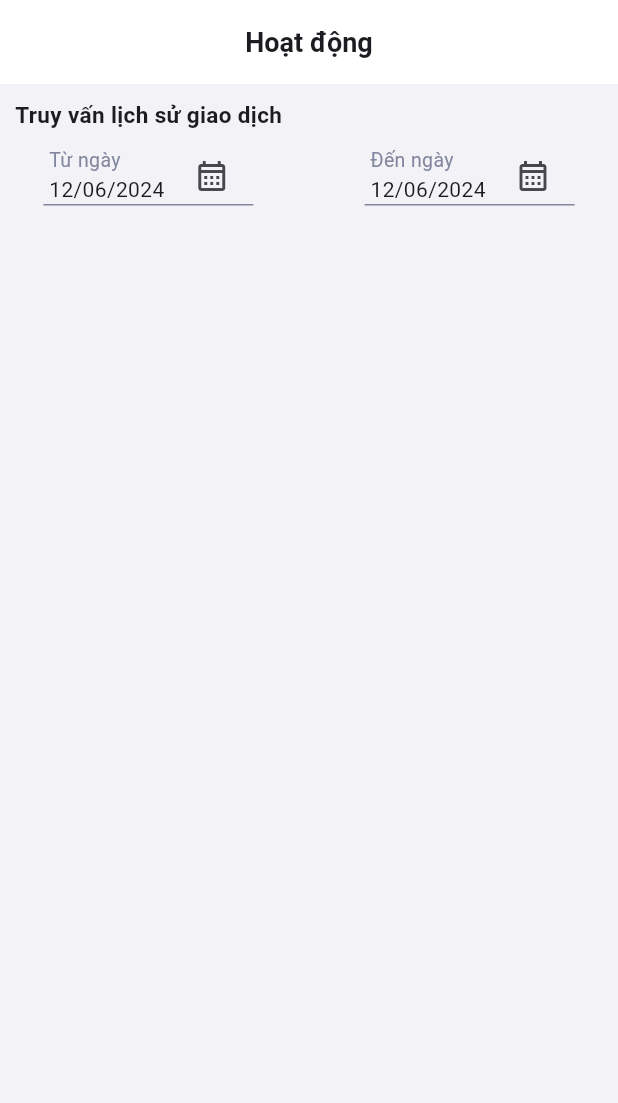
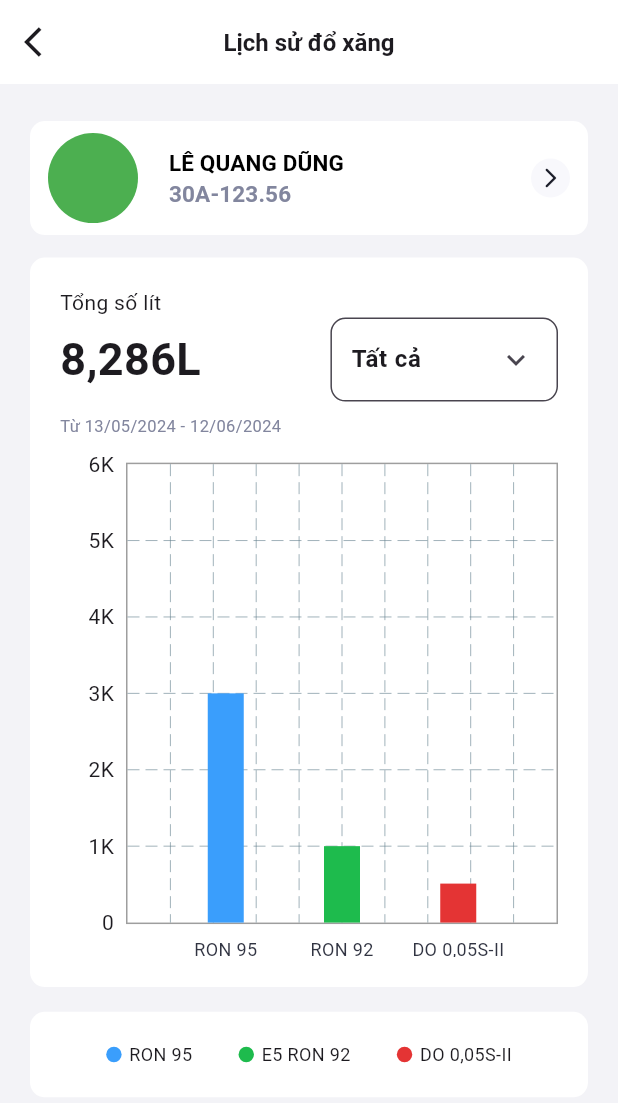
Before and after one commit to mobilenabit/driver_app, a Flutter app: the screen it shows after launch, on a phone screen of 412 x 824 dp. Shown: the top 1103 px of the screen. Run offline on Flutter 3.47's test engine with Material 3 defaults, Android fonts, the light colour scheme and no system bars; drawn by our look-alikes of fl_chart; our stand-ins replace dio, flutter_otp_text_field, flutter_secure_storage, flutter_svg, fluttertoast, get and 1 more; missing offline and left inert: conditional_wrap, crclib.

Commit message:
add satistics screen

```diff
--- a/lib/main.dart
+++ b/lib/main.dart
@@ -1,4 +1,5 @@
 import 'package:driver_app/screens/history.dart';
+import 'package:driver_app/screens/statistics.dart';
 import 'package:flutter/material.dart';
 import 'package:flutter_localizations/flutter_localizations.dart';
 import 'package:intl/intl.dart';
@@ -21,7 +22,7 @@ class MyApp extends StatelessWidget {
         Locale('en', ''), // English
       ],
       locale: Locale('vi', ''),
-      home: HistoryScreen(),
+      home: StatisticsScreen(),
     );
   }
 }
--- /dev/null
+++ b/lib/screens/chart/bar_data.dart
@@ -0,0 +1,34 @@
+
+
+class BarData {
+  final double ron95Amount;
+  final double ron92Amount;
+  final double doAmout;
+
+  BarData({
+    required this.ron95Amount,
+    required this.ron92Amount,
+    required this.doAmout,
+  });
+
+  List<IndividualBar> barData = [];
+
+  // initialize bar data
+  void initalizeBarData() {
+    barData = [
+      IndividualBar(x: 0, y: ron95Amount),
+      IndividualBar(x: 1, y: ron92Amount),
+      IndividualBar(x: 2, y: doAmout),
+    ];
+  }
+}
+
+class IndividualBar {
+  final double x; // position on x axis
+  final double y; // position on y axis
+
+  IndividualBar({
+    required this.x,
+    required this.y,
+  });
+}
--- /dev/null
+++ b/lib/screens/chart/bar_graph.dart
@@ -0,0 +1,94 @@
+import 'package:driver_app/screens/chart/bar_data.dart';
+import 'package:flutter/material.dart';
+import 'package:fl_chart/fl_chart.dart';
+
+class MyBarGraph extends StatelessWidget {
+  final List<double> gasolineTotal;
+  const MyBarGraph({super.key, required this.gasolineTotal});
+
+  @override
+  Widget build(BuildContext context) {
+    // Initialize bar data
+    BarData myBarData = BarData(
+      ron95Amount: gasolineTotal[0],
+      ron92Amount: gasolineTotal[1],
+      doAmout: gasolineTotal[2],
+    );
+    myBarData.initalizeBarData();
+
+    // Define colors for each bar
+    List<Color> barColors = [
+      const Color.fromRGBO(58, 158, 252, 1), // Blue
+      const Color.fromRGBO(30, 187, 77, 1), // Green
+      const Color.fromRGBO(228, 52, 52, 1), // Yellow
+    ];
+
+    return BarChart(
+      BarChartData(
+        maxY: 6000,
+        minY: 0,
+        titlesData: const FlTitlesData(
+          rightTitles: AxisTitles(
+            sideTitles: SideTitles(showTitles: false),
+          ),
+          topTitles: AxisTitles(
+            sideTitles: SideTitles(showTitles: false),
+          ),
+          bottomTitles: AxisTitles(
+            sideTitles:
+                SideTitles(showTitles: true, getTitlesWidget: getBottomTitles),
+          ),
+        ),
+        borderData: FlBorderData(
+          show: true,
+          border: Border.all(
+            color: Colors.grey,
+            width: 1,
+          ),
+        ),
+        barGroups: myBarData.barData
+            .map(
+              (data) => BarChartGroupData(
+                x: data.x.toInt(),
+                barRods: [
+                  // Create BarChartRodData for each bar
+
+                  BarChartRodData(
+                    toY: data.y,
+                    color:
+                        barColors[data.x.toInt()], // Assign color from the list
+                    width: 24,
+                    borderRadius: BorderRadius.circular(0),
+                  ),
+                ],
+              ),
+            )
+            .toList(), // Convert Iterable to List
+      ),
+    );
+  }
+}
+
+Widget getBottomTitles(double value, TitleMeta meta) {
+  const style = TextStyle(
+    color: Color.fromRGBO(49, 52, 66, 1),
+    fontSize: 12,
+    fontWeight: FontWeight.w400,
+  );
+
+  Widget text = const SizedBox(); // Provide an initial value for text
+
+  switch (value.toInt()) {
+    case 0:
+      text = const Text('RON 95', style: style);
+      break;
+    case 1:
+      text = const Text('RON 92', style: style);
+      break;
+    case 2:
+      text = const Text('DO 0,05S-II', style: style);
+      break;
+  }
+
+  return SideTitleWidget(axisSide: meta.axisSide, child: text);
+}
--- /dev/null
+++ b/lib/screens/chart/chart.dart
@@ -0,0 +1,35 @@
+import 'package:driver_app/screens/chart/bar_graph.dart';
+import 'package:flutter/material.dart';
+
+
+
+class ChartWidget extends StatefulWidget {
+  const ChartWidget({super.key});
+
+  @override
+  State<ChartWidget> createState() => _ChartWidgetState();
+}
+
+class _ChartWidgetState extends State<ChartWidget> {
+  // List number of gasoline
+  List<double> gasolineTotal = [
+    3000,
+    1000,
+    510,
+  ];
+
+  @override
+  Widget build(BuildContext context) {
+    return Scaffold(
+      body: Center(
+        child: SizedBox(
+          height: 271.78,
+          width: 271,
+          child: MyBarGraph(
+            gasolineTotal: gasolineTotal,
+          ),
+        ),
+      ),
+    );
+  }
+}
--- a/lib/screens/history.dart
+++ b/lib/screens/history.dart
@@ -5,6 +5,7 @@ class HistoryScreen extends StatefulWidget {
   const HistoryScreen({super.key});
 
   @override
+  // ignore: library_private_types_in_public_api
   _HistoryScreenState createState() => _HistoryScreenState();
 }
 
@@ -32,9 +33,11 @@ class _HistoryScreenState extends State<HistoryScreen> {
         fuel: 'RON 92'),
   ];
 
+  // fomrat type of number
   final NumberFormat currencyFormat =
       NumberFormat.currency(locale: 'vi_VN', symbol: '', decimalDigits: 0);
 
+  // date picker
   DateTime _startDate = DateTime.now();
   DateTime _endDate = DateTime.now();
 
@@ -57,6 +60,7 @@ class _HistoryScreenState extends State<HistoryScreen> {
     }
   }
 
+  // filter item in list by date picker
   List<History> get _filteredItems {
     return _items.where((item) {
       DateTime itemDate = DateFormat('HH:mm - dd/MM/yyyy').parse(item.dateTime);
@@ -110,7 +114,7 @@ class _HistoryScreenState extends State<HistoryScreen> {
                     Column(
                       crossAxisAlignment: CrossAxisAlignment.start,
                       children: [
-                        Text(
+                        const Text(
                           'Từ ngày',
                           style: TextStyle(
                             fontSize: 13,
@@ -119,13 +123,13 @@ class _HistoryScreenState extends State<HistoryScreen> {
                         ),
                         Text(
                           DateFormat('dd/MM/yyyy').format(_startDate),
-                          style: TextStyle(fontSize: 14),
+                          style: const TextStyle(fontSize: 14),
                         ),
                       ],
                     ),
                     IconButton(
                         onPressed: () => _selectDate(context, true),
-                        icon: Icon(Icons.calendar_month_outlined))
+                        icon: const Icon(Icons.calendar_month_outlined))
                   ],
                 ),
               ),
@@ -148,7 +152,7 @@ class _HistoryScreenState extends State<HistoryScreen> {
                     Column(
                       crossAxisAlignment: CrossAxisAlignment.start,
                       children: [
-                        Text(
+                        const Text(
                           'Đến ngày',
                           style: TextStyle(
                             fontSize: 13,
@@ -157,13 +161,13 @@ class _HistoryScreenState extends State<HistoryScreen> {
                         ),
                         Text(
                           DateFormat('dd/MM/yyyy').format(_endDate),
-                          style: TextStyle(fontSize: 14),
+                          style: const TextStyle(fontSize: 14),
                         ),
                       ],
                     ),
                     IconButton(
                         onPressed: () => _selectDate(context, false),
-                        icon: Icon(Icons.calendar_month_outlined))
+                        icon: const Icon(Icons.calendar_month_outlined))
                   ],
                 ),
               ),
--- /dev/null
+++ b/lib/screens/statistics.dart
@@ -0,0 +1,396 @@
+import "package:driver_app/screens/chart/bar_graph.dart";
+import "package:flutter/material.dart";
+
+import "package:intl/intl.dart";
+
+class StatisticsScreen extends StatefulWidget {
+  const StatisticsScreen({super.key});
+
+  @override
+  State<StatisticsScreen> createState() => _StatisticsScreenState();
+}
+
+const List<double> gasolineTotal = [
+  3000,
+  1000,
+  510,
+];
+
+enum ChoiceLabel {
+  all("Tất cả"),
+  month1("Tháng 6"),
+  month2("Tháng 5"),
+  month3("Tháng 4");
+
+  const ChoiceLabel(this.label);
+  final String label;
+}
+
+class _StatisticsScreenState extends State<StatisticsScreen> {
+  int? chosenIndex;
+  final dataset = [
+    {
+      "name": "30A-123.56",
+    },
+    {
+      "name": "30A-123.45",
+    },
+    {
+      "name": "30A-123.15",
+    },
+    {
+      "name": "30A-123.34",
+    },
+    {
+      "name": "30A-133.45",
+    },
+    {
+      "name": "30A-523.45",
+    },
+    {
+      "name": "30A-163.45",
+    },
+  ];
+  void _handleLocationChoice() {
+    showModalBottomSheet(
+      context: context,
+      backgroundColor: Colors.white,
+      isScrollControlled: true,
+      builder: (BuildContext context) {
+        return DraggableScrollableSheet(
+          expand: false,
+          initialChildSize: 0.6,
+          maxChildSize: 0.6,
+          minChildSize: 0.2,
+          builder: (_, controller) {
+            return Container(
+              decoration: const BoxDecoration(
+                borderRadius: BorderRadius.only(
+                  topLeft: Radius.circular(16),
+                  topRight: Radius.circular(16),
+                ),
+              ),
+              padding: const EdgeInsets.symmetric(horizontal: 20, vertical: 20),
+              child: Column(
+                // TODO: Add working search
+                children: [
+                  const Center(
+                    child: Text(
+                      "Chọn biển số ",
+                      style: TextStyle(
+                        fontSize: 16,
+                        fontWeight: FontWeight.bold,
+                      ),
+                    ),
+                  ),
+                  TextFormField(
+                    decoration: const InputDecoration(
+                      hintText: "Tìm kiếm",
+                      prefixIcon: Icon(Icons.search),
+                      contentPadding: EdgeInsets.symmetric(
+                        horizontal: 20,
+                        vertical: 10,
+                      ),
+                      fillColor: Color(0xFFF3F3F7),
+                      border: InputBorder.none,
+                      filled: true,
+                    ),
+                    style: const TextStyle(fontSize: 16),
+                  ),
+                  Expanded(
+                    child: ListView.builder(
+                      controller: controller,
+                      itemCount: dataset.length,
+                      itemBuilder: (BuildContext context, int index) {
+                        return ListTile(
+                          shape: const Border(
+                            bottom: BorderSide(color: Colors.grey, width: 0.5),
+                          ),
+                          contentPadding: const EdgeInsets.all(0),
+                          title: Text(dataset[index]["name"]!,
+                              style: const TextStyle(
+                                  fontWeight: FontWeight.bold, fontSize: 18)),
+                          onTap: () {
+                            setState(() {
+                              chosenIndex = index;
+                            });
+                            Navigator.of(context).pop();
+                          },
+                        );
+                      },
+                    ),
+                  ),
+                ],
+              ),
+            );
+          },
+        );
+      },
+    );
+  }
+
+  @override
+  void initState() {
+    super.initState();
+    chosenIndex = 0;
+  }
+
+  @override
+  Widget build(BuildContext context) {
+    var size = MediaQuery.of(context).size;
+    return Scaffold(
+      backgroundColor: const Color(0xFFF3F3F7),
+      appBar: AppBar(
+        backgroundColor: Colors.white,
+        leading: IconButton(
+          icon: const Icon(Icons.arrow_back_ios),
+          onPressed: () {
+            Navigator.pop(context);
+          },
+        ),
+        title: const Text(
+          "Lịch sử đổ xăng",
+          style: TextStyle(fontSize: 16, fontWeight: FontWeight.bold),
+        ),
+        centerTitle: true,
+      ),
+      body: SingleChildScrollView(
+        physics: NeverScrollableScrollPhysics(),
+        padding: const EdgeInsets.symmetric(horizontal: 20),
+        child: Column(
+          mainAxisAlignment: MainAxisAlignment.start,
+          crossAxisAlignment: CrossAxisAlignment.center,
+          children: [
+            SizedBox(height: size.height * 0.03),
+            TextButton(
+              style: ButtonStyle(
+                backgroundColor: MaterialStateProperty.all(Colors.white),
+                shape: MaterialStateProperty.all(
+                  RoundedRectangleBorder(
+                    borderRadius: BorderRadius.circular(10),
+                  ),
+                ),
+              ),
+              child: Row(
+                mainAxisAlignment: MainAxisAlignment.spaceBetween,
+                crossAxisAlignment: CrossAxisAlignment.center,
+                children: [
+                  Row(
+                    children: [
+                      Container(
+                        width: 60,
+                        height: 60,
+                        decoration: BoxDecoration(
+                            shape: BoxShape.circle, color: Colors.green),
+                      ),
+                      SizedBox(
+                        width: size.width * 0.05,
+                      ),
+                      Column(
+                        crossAxisAlignment: CrossAxisAlignment.start,
+                        children: [
+                          const Text(
+                            "LÊ QUANG DŨNG",
+                            style: TextStyle(
+                                fontSize: 15,
+                                color: Colors.black,
+                                fontWeight: FontWeight.w600),
+                          ),
+                          Text(
+                            "${dataset[chosenIndex!]["name"]}",
+                            style: const TextStyle(
+                              fontSize: 15,
+                              fontWeight: FontWeight.w600,
+                              color: Color(0xFF82869E),
+                            ),
+                          ),
+                        ],
+                      ),
+                    ],
+                  ),
+                  Container(
+                    padding: const EdgeInsets.all(5),
+                    decoration: const BoxDecoration(
+                      color: Color(0xFFF8F8FC),
+                      shape: BoxShape.circle,
+                    ),
+                    child: const Icon(
+                      Icons.arrow_forward_ios_rounded,
+                      size: 16,
+                      weight: 100,
+                      color: Color(0xFF1B1D29),
+                    ),
+                  ),
+                ],
+              ),
+              onPressed: () {
+                _handleLocationChoice();
+              },
+            ),
+            const SizedBox(height: 15),
+            Container(
+              decoration: BoxDecoration(
+                color: Colors.white,
+                borderRadius: BorderRadius.circular(10),
+              ),
+              padding: const EdgeInsets.symmetric(
+                horizontal: 20,
+                vertical: 20,
+              ),
+              child: Column(
+                crossAxisAlignment: CrossAxisAlignment.start,
+                mainAxisAlignment: MainAxisAlignment.start,
+                children: [
+                  const Text("Tổng số lít"),
+                  Row(
+                    mainAxisAlignment: MainAxisAlignment.spaceBetween,
+                    crossAxisAlignment: CrossAxisAlignment.center,
+                    children: [
+                      const Text(
+                        "8,286L",
+                        style: TextStyle(
+                          fontSize: 30,
+                          fontWeight: FontWeight.bold,
+                        ),
+                      ),
+                      DropdownMenu(
+                        textStyle: const TextStyle(
+                          fontWeight: FontWeight.bold,
+                          fontSize: 16,
+                        ),
+                        selectedTrailingIcon: const Icon(Icons.expand_less),
+                        trailingIcon: const Icon(Icons.expand_more),
+                        menuStyle: MenuStyle(
+                          backgroundColor:
+                              const MaterialStatePropertyAll<Color>(
+                                  Colors.white),
+                          surfaceTintColor:
+                              const MaterialStatePropertyAll(Colors.white),
+                          shape: MaterialStatePropertyAll(
+                              RoundedRectangleBorder(
+                                  borderRadius: BorderRadius.circular(10))),
+                        ),
+                        inputDecorationTheme: const InputDecorationTheme(
+                          contentPadding:
+                              EdgeInsets.symmetric(vertical: 0, horizontal: 10),
+                          fillColor: Colors.white,
+                          filled: true,
+                          border: OutlineInputBorder(
+                              borderRadius:
+                                  BorderRadius.all(Radius.circular(10)),
+                              borderSide: BorderSide(color: Colors.black)),
+                        ),
+                        initialSelection: ChoiceLabel.all.name,
+                        onSelected: (value) {
+                          // TODO: Implement action
+                          DoNothingAction();
+                        },
+                        dropdownMenuEntries: ChoiceLabel.values
+                            .map((e) => DropdownMenuEntry(
+                                value: e.name, label: e.label))
+                            .toList(),
+                      ),
+                    ],
+                  ),
+                  SizedBox(height: size.height * 0.01),
+                  Row(
+                    mainAxisAlignment: MainAxisAlignment.spaceBetween,
+                    children: [
+                      Text(
+                        "Từ ${DateFormat("dd/MM/yyyy").format(
+                          DateTime.now().subtract(const Duration(days: 30)),
+                        )} - ${DateFormat("dd/MM/yyyy").format(DateTime.now())}",
+                        style: const TextStyle(
+                          fontSize: 11,
+                          color: Color(0xFF82869E),
+                        ),
+                      ),
+                    ],
+                  ),
+                  SizedBox(height: size.height * 0.02),
+                  SizedBox(
+                      //TODO: This bar graph is NOT dynamic, fix later.
+                      height: size.height * 0.4,
+                      child: const MyBarGraph(gasolineTotal: gasolineTotal))
+                ],
+              ),
+            ),
+            SizedBox(height: size.height * 0.02),
+            Container(
+              decoration: BoxDecoration(
+                color: Colors.white,
+                borderRadius: BorderRadius.circular(10),
+              ),
+              padding: const EdgeInsets.symmetric(
+                horizontal: 20,
+                vertical: 20,
+              ),
+              child: Row(
+                mainAxisAlignment: MainAxisAlignment.spaceEvenly,
+                children: [
+                  Row(
+                    children: [
+                      Container(
+                        width: size.width * 0.025,
+                        height: size.width * 0.025,
+                        decoration: const BoxDecoration(
+                          color: Color(0xFF3A9EFC),
+                          shape: BoxShape.circle,
+                        ),
+                      ),
+                      const SizedBox(width: 5),
+                      const Text(
+                        "RON 95",
+                        style: TextStyle(
+                          fontSize: 12,
+                        ),
+                      ),
+                    ],
+                  ),
+                  Row(
+                    children: [
+                      Container(
+                        width: size.width * 0.025,
+                        height: size.width * 0.025,
+                        decoration: const BoxDecoration(
+                          color: Color(0xFF1EBB4D),
+                          shape: BoxShape.circle,
+                        ),
+                      ),
+                      const SizedBox(width: 5),
+                      const Text(
+                        "E5 RON 92",
+                        style: TextStyle(
+                          fontSize: 12,
+                        ),
+                      ),
+                    ],
+                  ),
+                  Row(
+                    children: [
+                      Container(
+                        width: size.width * 0.025,
+                        height: size.width * 0.025,
+                        decoration: const BoxDecoration(
+                          color: Color(0xFFE43434),
+                          shape: BoxShape.circle,
+                        ),
+                      ),
+                      const SizedBox(width: 5),
+                      const Text(
+                        "DO 0,05S-II",
+                        style: TextStyle(
+                          fontSize: 12,
+                        ),
+                      ),
+                    ],
+                  ),
+                ],
+              ),
+            ),
+          ],
+        ),
+      ),
+    );
+  }
+}
```
Also changed, not shown: assets/icons/filter.svg (added).
